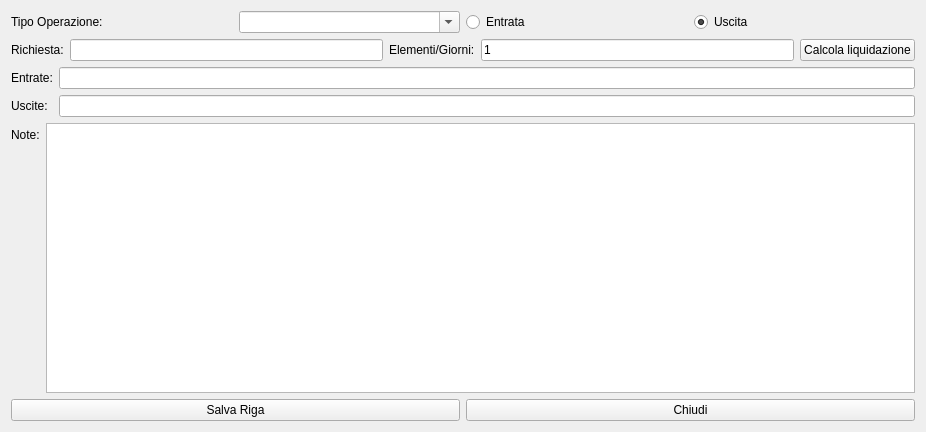
fblabs/cimiapp2, file cnuovarigaregistrazione.ui: the form before one commit.
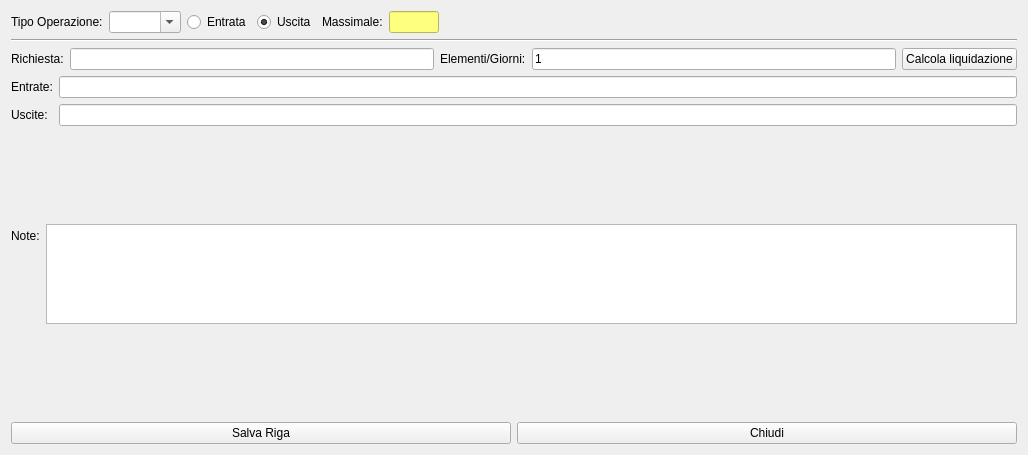
The form after the commit. Icons and pictures are not drawn.

The edit to the form file:
```diff
--- a/cnuovarigaregistrazione.ui
+++ b/cnuovarigaregistrazione.ui
@@ -9,8 +9,8 @@
    <rect>
     <x>0</x>
     <y>0</y>
-    <width>926</width>
-    <height>432</height>
+    <width>1028</width>
+    <height>455</height>
    </rect>
   </property>
   <property name="windowTitle">
@@ -22,6 +22,8 @@
   </property>
   <layout class="QVBoxLayout" name="verticalLayout">
    <item>
+    <layout class="QFormLayout" name="formLayout_3">
+     <item row="0" column="0">
     <layout class="QHBoxLayout" name="horizontalLayout">
      <item>
       <widget class="QLabel" name="label">
@@ -59,6 +61,42 @@
      </item>
     </layout>
    </item>
+     <item row="0" column="1">
+      <layout class="QFormLayout" name="formLayout_2">
+       <item row="0" column="0">
+        <widget class="QLabel" name="label_2">
+         <property name="text">
+          <string>Massimale:</string>
+         </property>
+        </widget>
+       </item>
+       <item row="0" column="1">
+        <widget class="QLineEdit" name="leMassimale">
+         <property name="maximumSize">
+          <size>
+           <width>50</width>
+           <height>16777215</height>
+          </size>
+         </property>
+         <property name="styleSheet">
+          <string notr="true">background-color: rgb(255, 255, 127);</string>
+         </property>
+         <property name="readOnly">
+          <bool>true</bool>
+         </property>
+        </widget>
+       </item>
+      </layout>
+     </item>
+    </layout>
+   </item>
+   <item>
+    <widget class="Line" name="line">
+     <property name="orientation">
+      <enum>Qt::Horizontal</enum>
+     </property>
+    </widget>
+   </item>
    <item>
     <layout class="QHBoxLayout" name="horizontalLayout_2">
      <item>
@@ -132,7 +170,14 @@
       </widget>
      </item>
      <item row="0" column="1">
-      <widget class="QPlainTextEdit" name="ptNote"/>
+      <widget class="QPlainTextEdit" name="ptNote">
+       <property name="maximumSize">
+        <size>
+         <width>16777215</width>
+         <height>100</height>
+        </size>
+       </property>
+      </widget>
      </item>
     </layout>
    </item>
```
Lines whose indentation alone changed are shown as unchanged.
